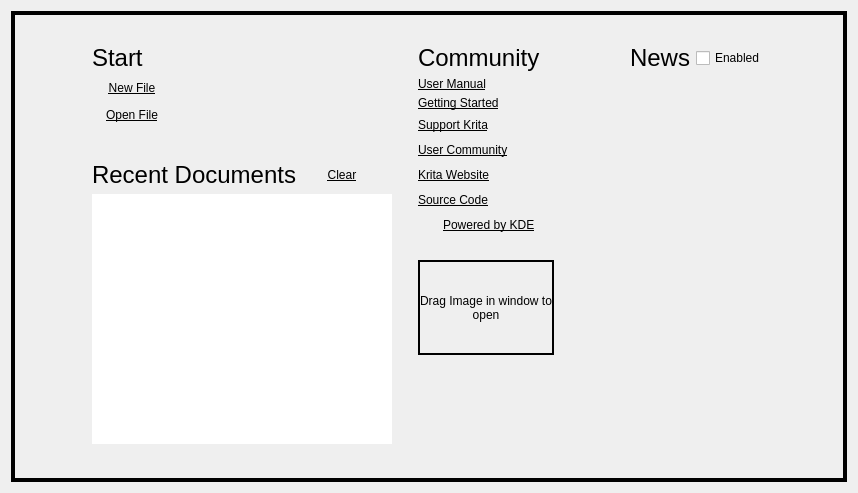
Above: libs/ui/forms/KisWelcomePage.ui from KDE/krita before the change. Below: the same form after it.
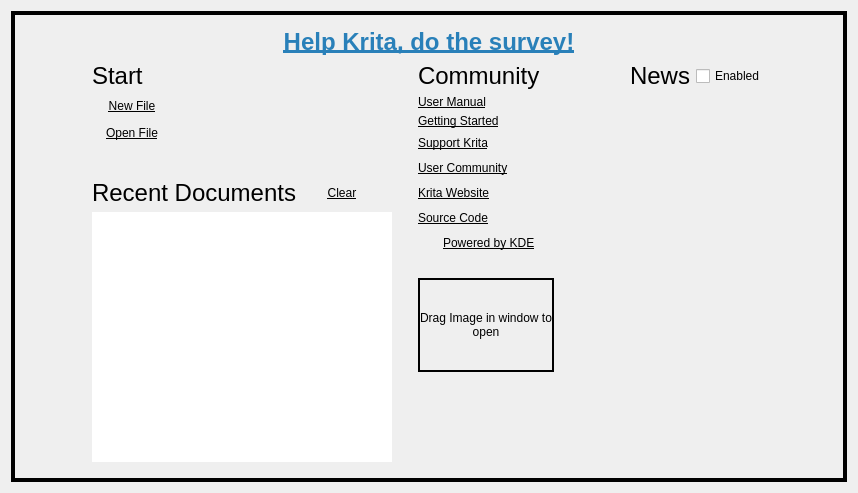
That is the form after the change. Custom widgets are drawn as their Qt base class.

Commit message: Add the beta survey link

What changed in the file:
```diff
--- a/libs/ui/forms/KisWelcomePage.ui
+++ b/libs/ui/forms/KisWelcomePage.ui
@@ -35,342 +35,20 @@
       <number>0</number>
      </property>
      <layout class="QGridLayout" name="gridLayout">
-      <item row="1" column="2">
-       <layout class="QVBoxLayout" name="verticalLayout">
-        <property name="spacing">
-         <number>5</number>
+      <item row="3" column="1">
+       <spacer name="verticalSpacer_2">
+        <property name="orientation">
+         <enum>Qt::Vertical</enum>
         </property>
-        <property name="leftMargin">
-         <number>0</number>
+        <property name="sizeHint" stdset="0">
+         <size>
+          <width>5</width>
+          <height>5</height>
+         </size>
         </property>
-        <property name="topMargin">
-         <number>0</number>
-        </property>
-        <property name="rightMargin">
-         <number>30</number>
-        </property>
-        <property name="bottomMargin">
-         <number>0</number>
-        </property>
-        <item>
-         <widget class="QLabel" name="helpTitleLabel">
-          <property name="font">
-           <font>
-            <pointsize>18</pointsize>
-           </font>
-          </property>
-          <property name="text">
-           <string>Community</string>
-          </property>
-          <property name="margin">
-           <number>0</number>
-          </property>
-         </widget>
-        </item>
-        <item>
-         <layout class="QHBoxLayout" name="horizontalLayout_7">
-          <property name="spacing">
-           <number>0</number>
-          </property>
-          <item>
-           <widget class="QLabel" name="manualLink">
-            <property name="font">
-             <font>
-              <underline>true</underline>
-             </font>
-            </property>
-            <property name="text">
-             <string>User Manual</string>
-            </property>
-           </widget>
-          </item>
-          <item>
-           <spacer name="horizontalSpacer_7">
-            <property name="orientation">
-             <enum>Qt::Horizontal</enum>
-            </property>
-            <property name="sizeType">
-             <enum>QSizePolicy::Expanding</enum>
-            </property>
-            <property name="sizeHint" stdset="0">
-             <size>
-              <width>40</width>
-              <height>5</height>
-             </size>
-            </property>
-           </spacer>
-          </item>
-         </layout>
-        </item>
-        <item>
-         <layout class="QHBoxLayout" name="horizontalLayout_3">
-          <property name="spacing">
-           <number>0</number>
-          </property>
-          <item>
-           <widget class="QLabel" name="gettingStartedLink">
-            <property name="font">
-             <font>
-              <underline>true</underline>
-             </font>
-            </property>
-            <property name="text">
-             <string>Getting Started</string>
-            </property>
-           </widget>
-          </item>
-          <item>
-           <spacer name="horizontalSpacer_4">
-            <property name="orientation">
-             <enum>Qt::Horizontal</enum>
-            </property>
-            <property name="sizeHint" stdset="0">
-             <size>
-              <width>40</width>
-              <height>5</height>
-             </size>
-            </property>
-           </spacer>
-          </item>
-         </layout>
-        </item>
-        <item>
-         <layout class="QHBoxLayout" name="horizontalLayout_4">
-          <item>
-           <widget class="QLabel" name="supportKritaLink">
-            <property name="font">
-             <font>
-              <underline>true</underline>
-             </font>
-            </property>
-            <property name="text">
-             <string>Support Krita</string>
-            </property>
-           </widget>
-          </item>
-          <item>
-           <spacer name="horizontalSpacer_3">
-            <property name="orientation">
-             <enum>Qt::Horizontal</enum>
-            </property>
-            <property name="sizeHint" stdset="0">
-             <size>
-              <width>40</width>
-              <height>20</height>
-             </size>
-            </property>
-           </spacer>
-          </item>
-         </layout>
-        </item>
-        <item>
-         <layout class="QHBoxLayout" name="horizontalLayout_5">
-          <item>
-           <widget class="QLabel" name="userCommunityLink">
-            <property name="font">
-             <font>
-              <underline>true</underline>
-             </font>
-            </property>
-            <property name="text">
-             <string>User Community</string>
-            </property>
-           </widget>
-          </item>
-          <item>
-           <spacer name="horizontalSpacer_5">
-            <property name="orientation">
-             <enum>Qt::Horizontal</enum>
-            </property>
-            <property name="sizeHint" stdset="0">
-             <size>
-              <width>40</width>
-              <height>20</height>
-             </size>
-            </property>
-           </spacer>
-          </item>
-         </layout>
-        </item>
-        <item>
-         <layout class="QHBoxLayout" name="horizontalLayout_6">
-          <item>
-           <widget class="QLabel" name="kritaWebsiteLink">
-            <property name="font">
-             <font>
-              <underline>true</underline>
-             </font>
-            </property>
-            <property name="text">
-             <string>Krita Website</string>
-            </property>
-           </widget>
-          </item>
-          <item>
-           <spacer name="horizontalSpacer_6">
-            <property name="orientation">
-             <enum>Qt::Horizontal</enum>
-            </property>
-            <property name="sizeHint" stdset="0">
-             <size>
-              <width>40</width>
-              <height>20</height>
-             </size>
-            </property>
-           </spacer>
-          </item>
-         </layout>
-        </item>
-        <item>
-         <layout class="QHBoxLayout" name="horizontalLayout_8">
-          <property name="spacing">
-           <number>0</number>
-          </property>
-          <property name="bottomMargin">
-           <number>0</number>
-          </property>
-          <item>
-           <widget class="QLabel" name="sourceCodeLink">
-            <property name="font">
-             <font>
-              <underline>true</underline>
-             </font>
-            </property>
-            <property name="text">
-             <string>Source Code</string>
-            </property>
-           </widget>
-          </item>
-          <item>
-           <spacer name="horizontalSpacer_8">
-            <property name="orientation">
-             <enum>Qt::Horizontal</enum>
-            </property>
-            <property name="sizeHint" stdset="0">
-             <size>
-              <width>40</width>
-              <height>20</height>
-             </size>
-            </property>
-           </spacer>
-          </item>
-         </layout>
-        </item>
-        <item>
-         <layout class="QHBoxLayout" name="horizontalLayout_11">
-          <property name="bottomMargin">
-           <number>20</number>
-          </property>
-          <item>
-           <widget class="QPushButton" name="kdeIcon">
-            <property name="minimumSize">
-             <size>
-              <width>20</width>
-              <height>20</height>
-             </size>
-            </property>
-            <property name="maximumSize">
-             <size>
-              <width>20</width>
-              <height>20</height>
-             </size>
-            </property>
-            <property name="text">
-             <string/>
-            </property>
-            <property name="flat">
-             <bool>true</bool>
-            </property>
-           </widget>
-          </item>
-          <item>
-           <widget class="QLabel" name="poweredByKDELink">
-            <property name="font">
-             <font>
-              <underline>true</underline>
-             </font>
-            </property>
-            <property name="text">
-             <string>Powered by KDE</string>
-            </property>
-           </widget>
-          </item>
-          <item>
-           <spacer name="horizontalSpacer_13">
-            <property name="orientation">
-             <enum>Qt::Horizontal</enum>
-            </property>
-            <property name="sizeHint" stdset="0">
-             <size>
-              <width>40</width>
-              <height>20</height>
-             </size>
-            </property>
-           </spacer>
-          </item>
-         </layout>
-        </item>
-        <item>
-         <layout class="QHBoxLayout" name="horizontalLayout_9">
-          <item>
-           <widget class="QLabel" name="dragImageHereLabel">
-            <property name="sizePolicy">
-             <sizepolicy hsizetype="Preferred" vsizetype="MinimumExpanding">
-              <horstretch>0</horstretch>
-              <verstretch>0</verstretch>
-             </sizepolicy>
-            </property>
-            <property name="frameShape">
-             <enum>QFrame::Box</enum>
-            </property>
-            <property name="lineWidth">
-             <number>2</number>
-            </property>
-            <property name="text">
-             <string>Drag Image in window to open</string>
-            </property>
-            <property name="alignment">
-             <set>Qt::AlignCenter</set>
-            </property>
-            <property name="wordWrap">
-             <bool>true</bool>
-            </property>
-            <property name="margin">
-             <number>30</number>
-            </property>
-           </widget>
-          </item>
-          <item>
-           <spacer name="horizontalSpacer_10">
-            <property name="orientation">
-             <enum>Qt::Horizontal</enum>
-            </property>
-            <property name="sizeHint" stdset="0">
-             <size>
-              <width>40</width>
-              <height>20</height>
-             </size>
-            </property>
-           </spacer>
-          </item>
-         </layout>
-        </item>
-        <item>
-         <spacer name="verticalSpacer">
-          <property name="orientation">
-           <enum>Qt::Vertical</enum>
-          </property>
-          <property name="sizeHint" stdset="0">
-           <size>
-            <width>20</width>
-            <height>20</height>
-           </size>
-          </property>
-         </spacer>
-        </item>
-       </layout>
+       </spacer>
       </item>
-      <item row="1" column="4">
+      <item row="2" column="4">
        <spacer name="horizontalSpacer_9">
         <property name="orientation">
          <enum>Qt::Horizontal</enum>
@@ -384,45 +62,6 @@
        </spacer>
       </item>
       <item row="2" column="1">
-       <spacer name="verticalSpacer_2">
-        <property name="orientation">
-         <enum>Qt::Vertical</enum>
-        </property>
-        <property name="sizeHint" stdset="0">
-         <size>
-          <width>5</width>
-          <height>5</height>
-         </size>
-        </property>
-       </spacer>
-      </item>
-      <item row="0" column="2">
-       <spacer name="verticalSpacer_3">
-        <property name="orientation">
-         <enum>Qt::Vertical</enum>
-        </property>
-        <property name="sizeHint" stdset="0">
-         <size>
-          <width>5</width>
-          <height>5</height>
-         </size>
-        </property>
-       </spacer>
-      </item>
-      <item row="1" column="0">
-       <spacer name="horizontalSpacer_11">
-        <property name="orientation">
-         <enum>Qt::Horizontal</enum>
-        </property>
-        <property name="sizeHint" stdset="0">
-         <size>
-          <width>5</width>
-          <height>5</height>
-         </size>
-        </property>
-       </spacer>
-      </item>
-      <item row="1" column="1">
        <layout class="QVBoxLayout" name="verticalLayout_2">
         <property name="spacing">
          <number>5</number>
@@ -701,7 +340,20 @@
         </item>
        </layout>
       </item>
-      <item row="1" column="3">
+      <item row="0" column="2">
+       <spacer name="verticalSpacer_3">
+        <property name="orientation">
+         <enum>Qt::Vertical</enum>
+        </property>
+        <property name="sizeHint" stdset="0">
+         <size>
+          <width>5</width>
+          <height>5</height>
+         </size>
+        </property>
+       </spacer>
+      </item>
+      <item row="2" column="3">
        <layout class="QVBoxLayout" name="verticalLayout_3">
         <item>
          <layout class="QHBoxLayout" name="horizontalLayout_12">
@@ -752,6 +404,373 @@
         </item>
        </layout>
       </item>
+      <item row="2" column="2">
+       <layout class="QVBoxLayout" name="verticalLayout">
+        <property name="spacing">
+         <number>5</number>
+        </property>
+        <property name="leftMargin">
+         <number>0</number>
+        </property>
+        <property name="topMargin">
+         <number>0</number>
+        </property>
+        <property name="rightMargin">
+         <number>30</number>
+        </property>
+        <property name="bottomMargin">
+         <number>0</number>
+        </property>
+        <item>
+         <widget class="QLabel" name="helpTitleLabel">
+          <property name="font">
+           <font>
+            <pointsize>18</pointsize>
+           </font>
+          </property>
+          <property name="text">
+           <string>Community</string>
+          </property>
+          <property name="margin">
+           <number>0</number>
+          </property>
+         </widget>
+        </item>
+        <item>
+         <layout class="QHBoxLayout" name="horizontalLayout_7">
+          <property name="spacing">
+           <number>0</number>
+          </property>
+          <item>
+           <widget class="QLabel" name="manualLink">
+            <property name="font">
+             <font>
+              <underline>true</underline>
+             </font>
+            </property>
+            <property name="text">
+             <string>User Manual</string>
+            </property>
+           </widget>
+          </item>
+          <item>
+           <spacer name="horizontalSpacer_7">
+            <property name="orientation">
+             <enum>Qt::Horizontal</enum>
+            </property>
+            <property name="sizeType">
+             <enum>QSizePolicy::Expanding</enum>
+            </property>
+            <property name="sizeHint" stdset="0">
+             <size>
+              <width>40</width>
+              <height>5</height>
+             </size>
+            </property>
+           </spacer>
+          </item>
+         </layout>
+        </item>
+        <item>
+         <layout class="QHBoxLayout" name="horizontalLayout_3">
+          <property name="spacing">
+           <number>0</number>
+          </property>
+          <item>
+           <widget class="QLabel" name="gettingStartedLink">
+            <property name="font">
+             <font>
+              <underline>true</underline>
+             </font>
+            </property>
+            <property name="text">
+             <string>Getting Started</string>
+            </property>
+           </widget>
+          </item>
+          <item>
+           <spacer name="horizontalSpacer_4">
+            <property name="orientation">
+             <enum>Qt::Horizontal</enum>
+            </property>
+            <property name="sizeHint" stdset="0">
+             <size>
+              <width>40</width>
+              <height>5</height>
+             </size>
+            </property>
+           </spacer>
+          </item>
+         </layout>
+        </item>
+        <item>
+         <layout class="QHBoxLayout" name="horizontalLayout_4">
+          <item>
+           <widget class="QLabel" name="supportKritaLink">
+            <property name="font">
+             <font>
+              <underline>true</underline>
+             </font>
+            </property>
+            <property name="text">
+             <string>Support Krita</string>
+            </property>
+           </widget>
+          </item>
+          <item>
+           <spacer name="horizontalSpacer_3">
+            <property name="orientation">
+             <enum>Qt::Horizontal</enum>
+            </property>
+            <property name="sizeHint" stdset="0">
+             <size>
+              <width>40</width>
+              <height>20</height>
+             </size>
+            </property>
+           </spacer>
+          </item>
+         </layout>
+        </item>
+        <item>
+         <layout class="QHBoxLayout" name="horizontalLayout_5">
+          <item>
+           <widget class="QLabel" name="userCommunityLink">
+            <property name="font">
+             <font>
+              <underline>true</underline>
+             </font>
+            </property>
+            <property name="text">
+             <string>User Community</string>
+            </property>
+           </widget>
+          </item>
+          <item>
+           <spacer name="horizontalSpacer_5">
+            <property name="orientation">
+             <enum>Qt::Horizontal</enum>
+            </property>
+            <property name="sizeHint" stdset="0">
+             <size>
+              <width>40</width>
+              <height>20</height>
+             </size>
+            </property>
+           </spacer>
+          </item>
+         </layout>
+        </item>
+        <item>
+         <layout class="QHBoxLayout" name="horizontalLayout_6">
+          <item>
+           <widget class="QLabel" name="kritaWebsiteLink">
+            <property name="font">
+             <font>
+              <underline>true</underline>
+             </font>
+            </property>
+            <property name="text">
+             <string>Krita Website</string>
+            </property>
+           </widget>
+          </item>
+          <item>
+           <spacer name="horizontalSpacer_6">
+            <property name="orientation">
+             <enum>Qt::Horizontal</enum>
+            </property>
+            <property name="sizeHint" stdset="0">
+             <size>
+              <width>40</width>
+              <height>20</height>
+             </size>
+            </property>
+           </spacer>
+          </item>
+         </layout>
+        </item>
+        <item>
+         <layout class="QHBoxLayout" name="horizontalLayout_8">
+          <property name="spacing">
+           <number>0</number>
+          </property>
+          <property name="bottomMargin">
+           <number>0</number>
+          </property>
+          <item>
+           <widget class="QLabel" name="sourceCodeLink">
+            <property name="font">
+             <font>
+              <underline>true</underline>
+             </font>
+            </property>
+            <property name="text">
+             <string>Source Code</string>
+            </property>
+           </widget>
+          </item>
+          <item>
+           <spacer name="horizontalSpacer_8">
+            <property name="orientation">
+             <enum>Qt::Horizontal</enum>
+            </property>
+            <property name="sizeHint" stdset="0">
+             <size>
+              <width>40</width>
+              <height>20</height>
+             </size>
+            </property>
+           </spacer>
+          </item>
+         </layout>
+        </item>
+        <item>
+         <layout class="QHBoxLayout" name="horizontalLayout_11">
+          <property name="bottomMargin">
+           <number>20</number>
+          </property>
+          <item>
+           <widget class="QPushButton" name="kdeIcon">
+            <property name="minimumSize">
+             <size>
+              <width>20</width>
+              <height>20</height>
+             </size>
+            </property>
+            <property name="maximumSize">
+             <size>
+              <width>20</width>
+              <height>20</height>
+             </size>
+            </property>
+            <property name="text">
+             <string/>
+            </property>
+            <property name="flat">
+             <bool>true</bool>
+            </property>
+           </widget>
+          </item>
+          <item>
+           <widget class="QLabel" name="poweredByKDELink">
+            <property name="font">
+             <font>
+              <underline>true</underline>
+             </font>
+            </property>
+            <property name="text">
+             <string>Powered by KDE</string>
+            </property>
+           </widget>
+          </item>
+          <item>
+           <spacer name="horizontalSpacer_13">
+            <property name="orientation">
+             <enum>Qt::Horizontal</enum>
+            </property>
+            <property name="sizeHint" stdset="0">
+             <size>
+              <width>40</width>
+              <height>20</height>
+             </size>
+            </property>
+           </spacer>
+          </item>
+         </layout>
+        </item>
+        <item>
+         <layout class="QHBoxLayout" name="horizontalLayout_9">
+          <item>
+           <widget class="QLabel" name="dragImageHereLabel">
+            <property name="sizePolicy">
+             <sizepolicy hsizetype="Preferred" vsizetype="MinimumExpanding">
+              <horstretch>0</horstretch>
+              <verstretch>0</verstretch>
+             </sizepolicy>
+            </property>
+            <property name="frameShape">
+             <enum>QFrame::Box</enum>
+            </property>
+            <property name="lineWidth">
+             <number>2</number>
+            </property>
+            <property name="text">
+             <string>Drag Image in window to open</string>
+            </property>
+            <property name="alignment">
+             <set>Qt::AlignCenter</set>
+            </property>
+            <property name="wordWrap">
+             <bool>true</bool>
+            </property>
+            <property name="margin">
+             <number>30</number>
+            </property>
+           </widget>
+          </item>
+          <item>
+           <spacer name="horizontalSpacer_10">
+            <property name="orientation">
+             <enum>Qt::Horizontal</enum>
+            </property>
+            <property name="sizeHint" stdset="0">
+             <size>
+              <width>40</width>
+              <height>20</height>
+             </size>
+            </property>
+           </spacer>
+          </item>
+         </layout>
+        </item>
+        <item>
+         <spacer name="verticalSpacer">
+          <property name="orientation">
+           <enum>Qt::Vertical</enum>
+          </property>
+          <property name="sizeHint" stdset="0">
+           <size>
+            <width>20</width>
+            <height>20</height>
+           </size>
+          </property>
+         </spacer>
+        </item>
+       </layout>
+      </item>
+      <item row="2" column="0">
+       <spacer name="horizontalSpacer_11">
+        <property name="orientation">
+         <enum>Qt::Horizontal</enum>
+        </property>
+        <property name="sizeHint" stdset="0">
+         <size>
+          <width>5</width>
+          <height>5</height>
+         </size>
+        </property>
+       </spacer>
+      </item>
+      <item row="1" column="1" colspan="3">
+       <widget class="QLabel" name="lblSurveyLink">
+        <property name="text">
+         <string>&lt;html&gt;&lt;head/&gt;&lt;body&gt;&lt;p align=&quot;center&quot;&gt;&lt;a href=&quot;https://survey.kde.org/index.php/336362?lang=en&quot;&gt;&lt;span style=&quot; font-size:18pt; font-weight:600; text-decoration: underline; color:#2980b9;&quot;&gt;Help Krita, do the survey!&lt;/span&gt;&lt;/a&gt;&lt;/p&gt;&lt;/body&gt;&lt;/html&gt;</string>
+        </property>
+        <property name="textFormat">
+         <enum>Qt::RichText</enum>
+        </property>
+        <property name="alignment">
+         <set>Qt::AlignCenter</set>
+        </property>
+        <property name="openExternalLinks">
+         <bool>true</bool>
+        </property>
+        <property name="textInteractionFlags">
+         <set>Qt::TextBrowserInteraction</set>
+        </property>
+       </widget>
+      </item>
      </layout>
     </widget>
    </item>
```
The commit also changes 1 other file.
